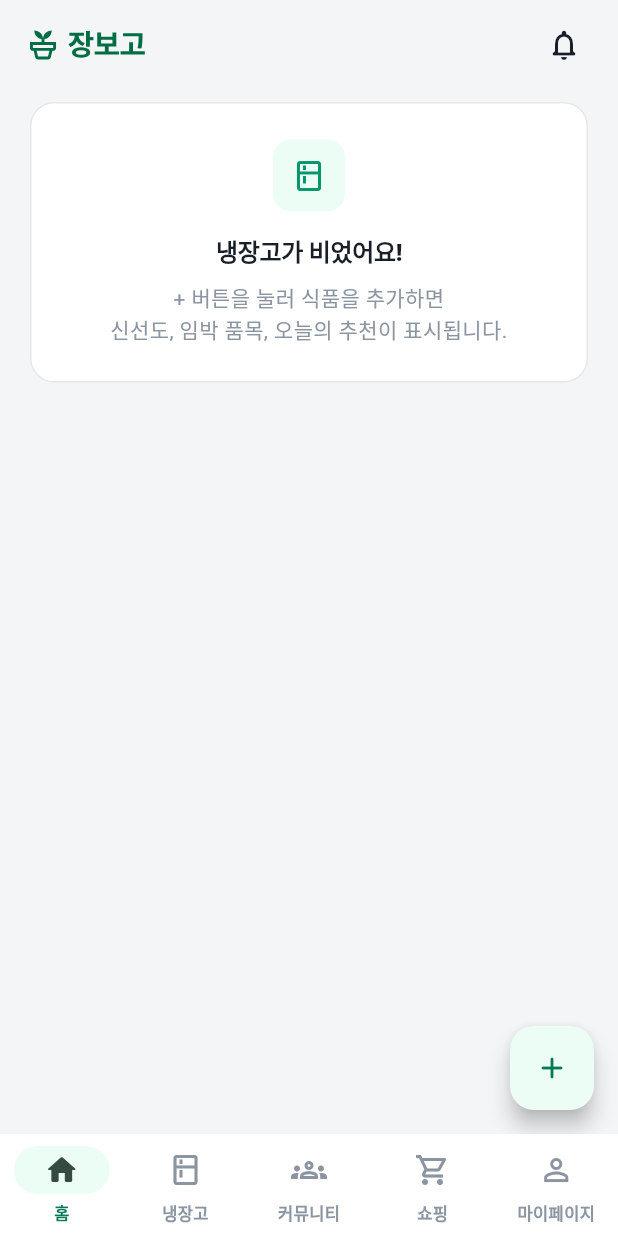
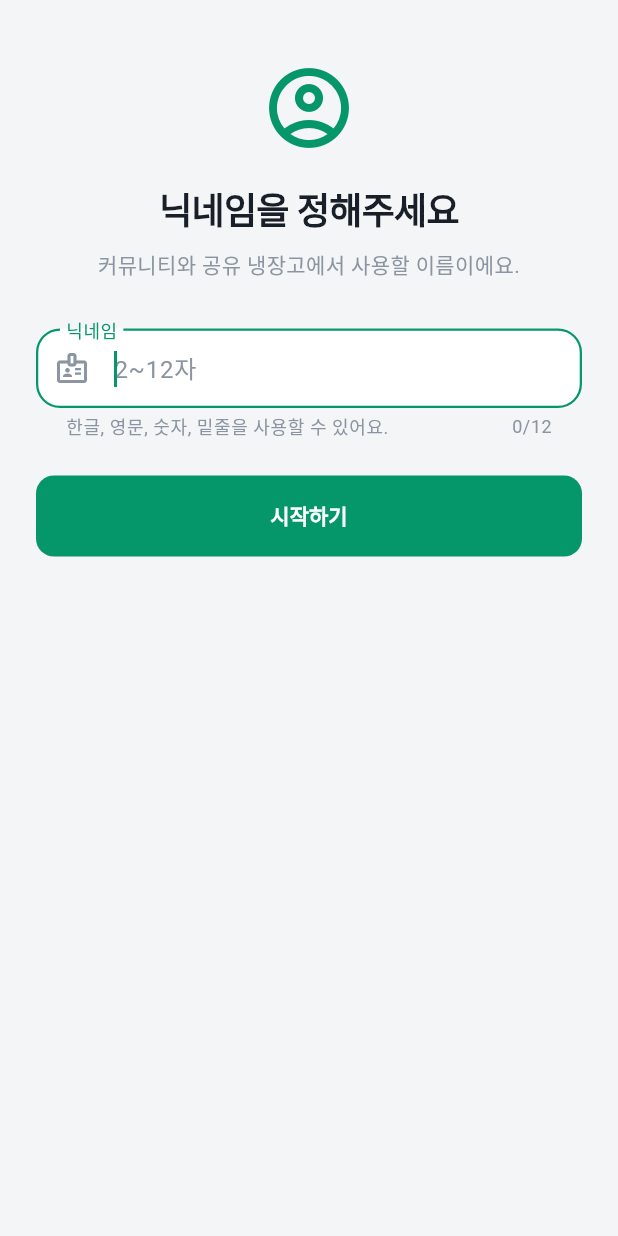
Before and after one commit to wookmin/moapp_Teamp, a Flutter app: the screen it shows once a user with an empty profile is signed in, on a phone screen of 412 x 824 dp. Run offline on Flutter 3.47's test engine with Material 3 defaults, Android fonts, the phone set to English and light mode, and no system bars; our stand-ins replace app_links, cloud_firestore, firebase_auth, firebase_core, firebase_storage, flutter_dotenv and 10 more; accounts and stored records are empty; network calls fail.

Commit message:
feat: add nickname setup and validation flow with restricted change interval

```diff
--- /dev/null
+++ b/lib/models/nickname_status.dart
@@ -0,0 +1,14 @@
+class NicknameStatus {
+  const NicknameStatus({this.nickname, this.changedAt, this.nextChangeAt});
+
+  final String? nickname;
+  final DateTime? changedAt;
+  final DateTime? nextChangeAt;
+
+  bool get hasNickname => nickname?.trim().isNotEmpty == true;
+
+  bool get canChange {
+    if (!hasNickname || nextChangeAt == null) return true;
+    return !DateTime.now().isBefore(nextChangeAt!);
+  }
+}
--- a/lib/repositories/firebase_shared_fridge_repository.dart
+++ b/lib/repositories/firebase_shared_fridge_repository.dart
@@ -62,7 +62,9 @@ class FirebaseSharedFridgeRepository implements SharedFridgeRepository {
     final ownerUid = _uid;
     final owner = _auth.currentUser!;
     final profile = await _user(ownerUid).get();
-    final profileName = profile.data()?['name'] as String?;
+    final profileData = profile.data();
+    final profileName =
+        profileData?['nickname'] as String? ?? profileData?['name'] as String?;
     final ownerName = profileName?.trim().isNotEmpty == true
         ? profileName!.trim()
         : owner.displayName?.trim().isNotEmpty == true
--- a/lib/repositories/profile_repository.dart
+++ b/lib/repositories/profile_repository.dart
@@ -1,5 +1,8 @@
+import '../models/nickname_status.dart';
 import '../models/profile_data.dart';
 
 abstract class ProfileRepository {
   Future<ProfileData> fetchProfile();
+  Future<NicknameStatus> fetchNicknameStatus();
+  Future<void> updateNickname(String nickname);
 }
--- a/lib/screens/auth/auth_gate.dart
+++ b/lib/screens/auth/auth_gate.dart
@@ -2,9 +2,11 @@ import 'package:flutter/material.dart';
 import 'package:flutter/foundation.dart';
 
 import '../../models/auth_user.dart';
+import '../../models/nickname_status.dart';
 import '../../repositories/app_repositories.dart';
 import '../../widgets/app_shell.dart';
 import '../login/login_screen.dart';
+import '../profile/nickname_setup_screen.dart';
 
 class AuthGate extends StatelessWidget {
   const AuthGate({super.key});
@@ -28,6 +30,61 @@ class AuthGate extends StatelessWidget {
           return const LoginScreen();
         }
 
+        return _NicknameGate(userId: snapshot.data!.id);
+      },
+    );
+  }
+}
+
+class _NicknameGate extends StatefulWidget {
+  const _NicknameGate({required this.userId});
+
+  final String userId;
+
+  @override
+  State<_NicknameGate> createState() => _NicknameGateState();
+}
+
+class _NicknameGateState extends State<_NicknameGate> {
+  late Future<NicknameStatus> _statusFuture;
+
+  @override
+  void initState() {
+    super.initState();
+    _refresh();
+  }
+
+  @override
+  void didUpdateWidget(covariant _NicknameGate oldWidget) {
+    super.didUpdateWidget(oldWidget);
+    if (oldWidget.userId != widget.userId) _refresh();
+  }
+
+  void _refresh() {
+    _statusFuture = AppRepositories.profile.fetchNicknameStatus();
+  }
+
+  @override
+  Widget build(BuildContext context) {
+    return FutureBuilder<NicknameStatus>(
+      future: _statusFuture,
+      builder: (context, snapshot) {
+        if (snapshot.connectionState != ConnectionState.done) {
+          return const Scaffold(
+            body: Center(child: CircularProgressIndicator()),
+          );
+        }
+
+        final status = snapshot.data ?? const NicknameStatus();
+        if (!status.hasNickname) {
+          return NicknameSetupScreen(
+            status: status,
+            isInitialSetup: true,
+            onSaved: () {
+              setState(_refresh);
+            },
+          );
+        }
         return const AppShell();
       },
     );
--- /dev/null
+++ b/lib/screens/profile/nickname_setup_screen.dart
@@ -0,0 +1,156 @@
+import 'package:flutter/material.dart';
+
+import '../../models/nickname_status.dart';
+import '../../repositories/app_repositories.dart';
+import '../../repositories/firebase_profile_repository.dart';
+import '../../widgets/common_app_bar.dart';
+
+class NicknameSetupScreen extends StatefulWidget {
+  const NicknameSetupScreen({
+    super.key,
+    required this.status,
+    this.isInitialSetup = false,
+    this.onSaved,
+  });
+
+  final NicknameStatus status;
+  final bool isInitialSetup;
+  final VoidCallback? onSaved;
+
+  @override
+  State<NicknameSetupScreen> createState() => _NicknameSetupScreenState();
+}
+
+class _NicknameSetupScreenState extends State<NicknameSetupScreen> {
+  late final TextEditingController _controller;
+  bool _isSaving = false;
+  String? _errorMessage;
+
+  @override
+  void initState() {
+    super.initState();
+    _controller = TextEditingController(text: widget.status.nickname);
+  }
+
+  @override
+  void dispose() {
+    _controller.dispose();
+    super.dispose();
+  }
+
+  Future<void> _save() async {
+    final nickname = _controller.text.trim();
+    final validationError = FirebaseProfileRepository.validateNickname(
+      nickname,
+    );
+    if (validationError != null) {
+      setState(() => _errorMessage = validationError);
+      return;
+    }
+
+    setState(() {
+      _isSaving = true;
+      _errorMessage = null;
+    });
+
+    try {
+      await AppRepositories.profile.updateNickname(nickname);
+      if (!mounted) return;
+      if (widget.onSaved != null) {
+        widget.onSaved!();
+      } else {
+        Navigator.of(context).pop(true);
+      }
+    } catch (error) {
+      if (!mounted) return;
+      setState(() {
+        _errorMessage = error
+            .toString()
+            .replaceFirst('Bad state: ', '')
+            .replaceFirst('Invalid argument(s): ', '');
+      });
+    } finally {
+      if (mounted) setState(() => _isSaving = false);
+    }
+  }
+
+  @override
+  Widget build(BuildContext context) {
+    final theme = Theme.of(context);
+    final colorScheme = theme.colorScheme;
+    final canChange = widget.status.canChange;
+
+    return Scaffold(
+      appBar: widget.isInitialSetup
+          ? null
+          : const CommonAppBar(showBackButton: true),
+      body: SafeArea(
+        child: ListView(
+          padding: const EdgeInsets.fromLTRB(24, 40, 24, 32),
+          children: [
+            Icon(
+              Icons.account_circle_outlined,
+              size: 64,
+              color: colorScheme.primary,
+            ),
+            const SizedBox(height: 20),
+            Text(
+              widget.isInitialSetup ? '닉네임을 정해주세요' : '닉네임 변경',
+              textAlign: TextAlign.center,
+              style: theme.textTheme.headlineSmall?.copyWith(
+                fontWeight: FontWeight.w800,
+              ),
+            ),
+            const SizedBox(height: 10),
+            Text(
+              widget.isInitialSetup
+                  ? '커뮤니티와 공유 냉장고에서 사용할 이름이에요.'
+                  : canChange
+                  ? '닉네임은 변경 후 7일 동안 다시 바꿀 수 없어요.'
+                  : '${_formatDate(widget.status.nextChangeAt!)}부터 다시 변경할 수 있어요.',
+              textAlign: TextAlign.center,
+              style: theme.textTheme.bodyMedium?.copyWith(
+                color: colorScheme.onSurfaceVariant,
+              ),
+            ),
+            const SizedBox(height: 32),
+            TextField(
+              controller: _controller,
+              enabled: canChange,
+              autofocus: widget.isInitialSetup,
+              maxLength: 12,
+              textInputAction: TextInputAction.done,
+              onSubmitted: (_) {
+                if (canChange && !_isSaving) _save();
+              },
+              decoration: InputDecoration(
+                labelText: '닉네임',
+                hintText: '2~12자',
+                helperText: '한글, 영문, 숫자, 밑줄을 사용할 수 있어요.',
+                errorText: _errorMessage,
+                prefixIcon: const Icon(Icons.badge_outlined),
+              ),
+            ),
+            const SizedBox(height: 24),
+            FilledButton(
+              onPressed: canChange && !_isSaving ? _save : null,
+              style: FilledButton.styleFrom(
+                minimumSize: const Size.fromHeight(54),
+              ),
+              child: _isSaving
+                  ? const SizedBox.square(
+                      dimension: 22,
+                      child: CircularProgressIndicator(strokeWidth: 2),
+                    )
+                  : Text(widget.isInitialSetup ? '시작하기' : '변경하기'),
+            ),
+          ],
+        ),
+      ),
+    );
+  }
+
+  String _formatDate(DateTime date) {
+    return '${date.year}년 ${date.month}월 ${date.day}일';
+  }
+}
```
Also changed, not shown: lib/repositories/firebase_profile_repository.dart (+80 -3 lines), lib/repositories/placeholders/placeholder_profile_repository.dart (+9 -0 lines), lib/screens/profile/profile_screen.dart (+26 -9 lines), 2 other files.
